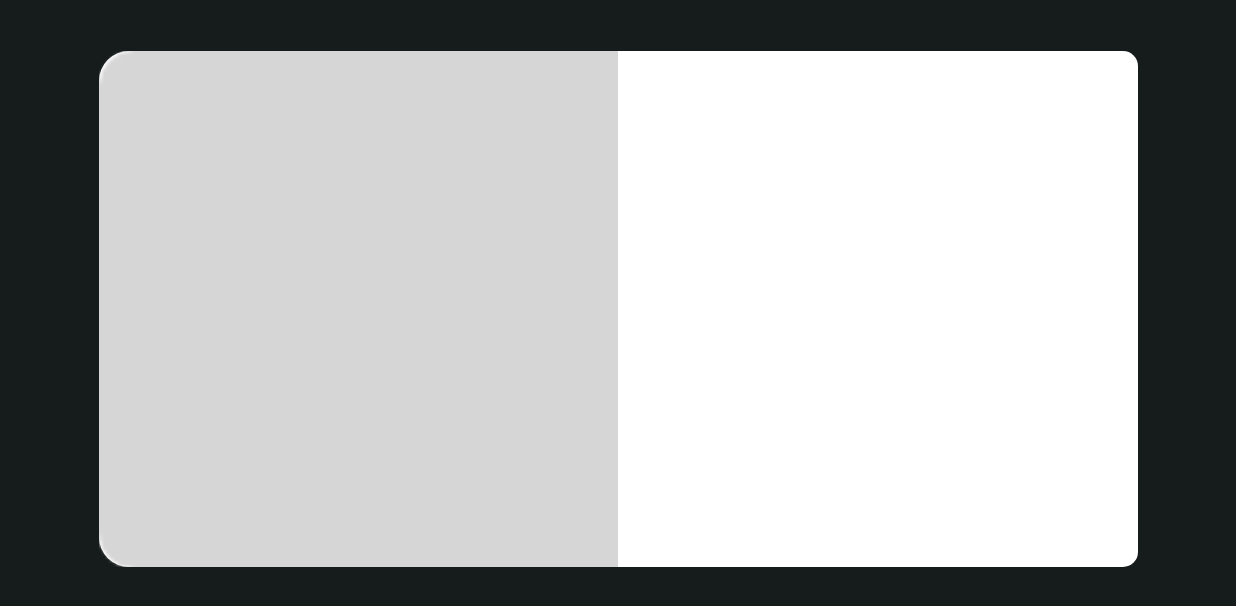
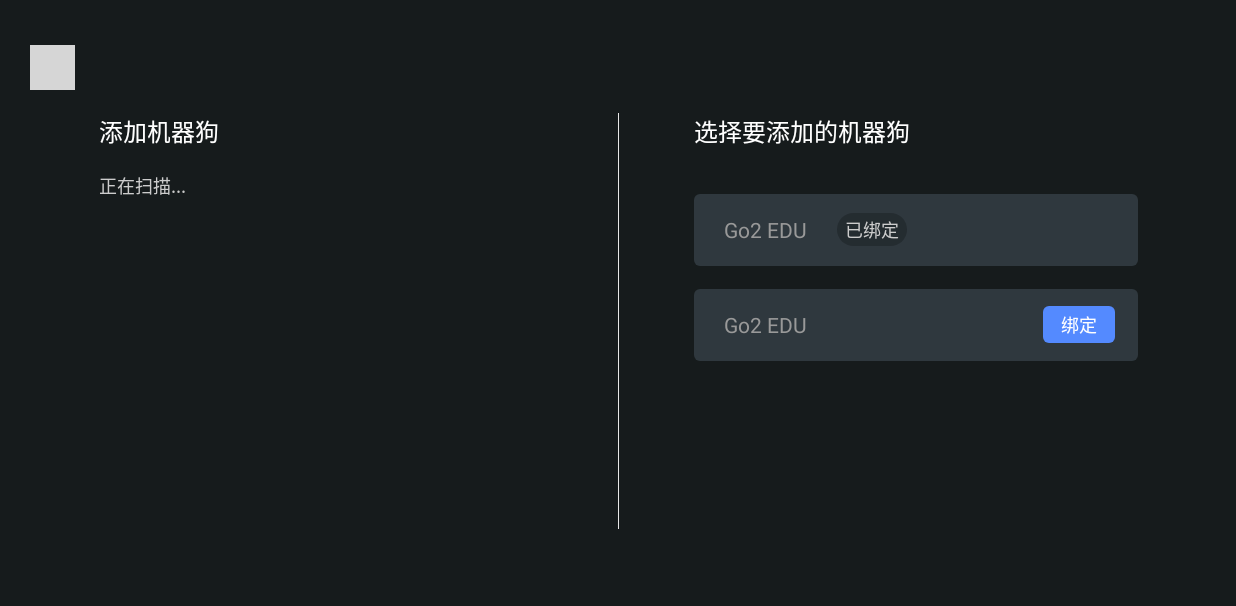
Before and after one commit to My2016dongbin/hhRobot, an Android app: the DeviceSearchActivity screen opened directly, with no data from a screen before it, on a phone screen of 824 x 412 dp (held sideways). Shown: the top 606 px of the screen. Run offline under Robolectric (Android 15) with nearby library versions, the phone set to English and light mode, and no system bars; our stand-ins replace EventBus, data binding; grey boxes are pictures that could not be loaded.

Commit message:
浩海机器人

```diff
--- a/app/src/main/AndroidManifest.xml
+++ b/app/src/main/AndroidManifest.xml
@@ -42,6 +42,9 @@
         <activity android:name=".ui.activity.DeviceSearchActivity"
             android:exported="true"
             android:screenOrientation="landscape"/>
+        <activity android:name=".ui.activity.DeviceListActivity"
+            android:exported="true"
+            android:screenOrientation="landscape"/>
         <activity android:name=".ui.activity.LaunchActivity"
             android:screenOrientation="landscape">
             <intent-filter>
--- a/app/src/main/java/com/ehaohai/robot/ui/activity/DeviceSearchActivity.java
+++ b/app/src/main/java/com/ehaohai/robot/ui/activity/DeviceSearchActivity.java
@@ -41,7 +41,7 @@ public class DeviceSearchActivity extends BaseLiveActivity<ActivityDeviceSearchB
         bind_();
     }
 
-    ///退出登录
+    ///UDP消息
     @Subscribe(threadMode = ThreadMode.MAIN)
     public void onGetMessage(UDPMessage event) {
         Date date = new Date();
@@ -51,16 +51,10 @@ public class DeviceSearchActivity extends BaseLiveActivity<ActivityDeviceSearchB
 
     @SuppressLint("UseCompatLoadingForDrawables")
     private void init_() {
-        Glide.with(this).load(getResources().getDrawable(R.drawable.dog))
-                .transform(new GranularRoundedCorners(10,0,0,10))
-                .into(binding.imageLeft);
-
-
         WifiManager wifiManager = (WifiManager) getApplicationContext().getSystemService(Context.WIFI_SERVICE);
         // 启动接收线程
         udpReceiver = new UDPReceiver(wifiManager);
         new Thread(udpReceiver).start();
-
     }
 
     private void bind_() {
@@ -99,6 +93,7 @@ public class DeviceSearchActivity extends BaseLiveActivity<ActivityDeviceSearchB
             View view = inflater.inflate(R.layout.item_message,null,false);
             TextView text = view.findViewById(R.id.text);
             text.setText(obtainViewModel().stringList.get(i));
+            text.setTextColor(getResources().getColor(R.color.gray1));
             binding.messageList.addView(view);
         }
     }
--- a/app/src/main/java/com/ehaohai/robot/ui/viewmodel/LoginViewModel.java
+++ b/app/src/main/java/com/ehaohai/robot/ui/viewmodel/LoginViewModel.java
@@ -150,9 +150,9 @@ public class LoginViewModel extends BaseViewModel {
                                 tagSet.add(userJsonObj.getString("id"));
                                 tagSet.add(userJsonObj.getString("gridNo"));
                                 //tagSet.add(userJsonObj.getString("groupId"));
-                                tagSet.add("wwyt_" + userJsonObj.getString("groupId"));
+                                tagSet.add("robot_" + userJsonObj.getString("groupId"));
                                 //tagSet.add(CommonData.pushFlag);
-                                tagSet.add("wwyt_20240205");
+                                tagSet.add("robot_20250321");
                                 XGPushManager.setTags(context, "setTag", tagSet);
 
 
--- a/app/src/main/java/com/ehaohai/robot/wifi/UDPReceiver.java
+++ b/app/src/main/java/com/ehaohai/robot/wifi/UDPReceiver.java
@@ -36,7 +36,7 @@ public class UDPReceiver implements Runnable {
                 InetAddress senderIp = packet.getAddress();
                 int senderPort = packet.getPort();
                 HhLog.e( "📩 收到 UDP 消息：" + message + " 来自 " + senderIp + ":" + senderPort);
-                processMessage(message);
+                processMessage(message,senderIp,senderPort);
             }
         } catch (Exception e) {
             e.printStackTrace();
@@ -44,9 +44,9 @@ public class UDPReceiver implements Runnable {
         }
     }
 
-    private void processMessage(String message) {
+    private void processMessage(String message,InetAddress senderIp,int senderPort) {
         // 处理接收到的消息，例如开关设备
-        EventBus.getDefault().post(new UDPMessage(message));
+        EventBus.getDefault().post(new UDPMessage("设备" + senderIp + ":" + senderPort + "\n" + message));
 
     }
 
--- /dev/null
+++ b/app/src/main/res/drawable/bg_bind.xml
@@ -0,0 +1,13 @@
+<?xml version="1.0" encoding="UTF-8"?>
+<shape
+    xmlns:android="http://schemas.android.com/apk/res/android"
+    android:shape="rectangle">
+    <!-- 填充的颜色 -->
+    <solid android:color="@color/colorBlackTrans" />
+    <!-- 设置按钮的四个角为弧形 -->
+    <!-- android:radius 弧形的半径 -->
+    <corners android:radius="16dp" />
+
+    <!-- padding：Button里面的文字与Button边界的间隔 -->
+
+</shape>
--- /dev/null
+++ b/app/src/main/res/drawable/bg_button_conner4.xml
@@ -0,0 +1,13 @@
+<?xml version="1.0" encoding="UTF-8"?>
+<shape
+    xmlns:android="http://schemas.android.com/apk/res/android"
+    android:shape="rectangle">
+    <!-- 填充的颜色 -->
+    <solid android:color="@color/colorPrimary" />
+    <!-- 设置按钮的四个角为弧形 -->
+    <!-- android:radius 弧形的半径 -->
+    <corners android:radius="4dp" />
+
+    <!-- padding：Button里面的文字与Button边界的间隔 -->
+
+</shape>
--- /dev/null
+++ b/app/src/main/res/drawable/black_input_bg.xml
@@ -0,0 +1,10 @@
+<?xml version="1.0" encoding="UTF-8"?>
+<shape
+    xmlns:android="http://schemas.android.com/apk/res/android"
+    android:shape="rectangle">
+
+    <corners android:radius="4dp" />
+    <solid android:color="@color/black_input_back"/>
+
+
+</shape>
--- a/app/src/main/res/layout/activity_device_search.xml
+++ b/app/src/main/res/layout/activity_device_search.xml
@@ -16,49 +16,163 @@
         android:background="@color/colorBlack"
         tools:context=".DeviceSearchActivity">
 
+        <ImageView
+            android:id="@+id/back"
+            android:layout_width="30dp"
+            android:layout_height="30dp"
+            android:layout_marginTop="30dp"
+            android:layout_marginStart="20dp"
+            android:padding="5dp"
+            android:src="@drawable/dog"
+            android:scaleType="fitXY"/>
+
 
         <LinearLayout
             android:layout_width="match_parent"
             android:layout_height="match_parent"
             android:layout_marginStart="66dp"
-            android:layout_marginTop="34dp"
+            android:layout_marginTop="50dp"
             android:layout_marginEnd="65dp"
-            android:layout_marginBottom="34dp"
-            android:background="@drawable/border_white">
+            android:layout_marginBottom="34dp">
 
-            <FrameLayout
+            <LinearLayout
+                android:orientation="vertical"
+                android:layout_width="0dp"
+                android:layout_height="match_parent"
+                android:layout_weight="8">
+                <TextView
+                    android:text="添加机器狗"
+                    android:textColor="@color/whiteColor"
+                    android:layout_marginTop="25dp"
+                    android:textSize="16sp"
+                    android:layout_width="wrap_content"
+                    android:layout_height="wrap_content"/>
+                <TextView
+                    android:text="正在扫描..."
+                    android:textColor="@color/gray1"
+                    android:layout_marginTop="15dp"
+                    android:textSize="12sp"
+                    android:layout_width="wrap_content"
+                    android:layout_height="wrap_content"/>
+
+                <ScrollView
+                    android:layout_width="match_parent"
+                    android:layout_height="match_parent"
+                    android:layout_marginTop="10dp"
+                    android:layout_marginEnd="10dp"
+                    android:layout_marginBottom="10dp"
+                    tools:ignore="SpeakableTextPresentCheck">
+
+                    <LinearLayout
+                        android:id="@+id/message_list"
+                        android:layout_width="match_parent"
+                        android:layout_height="wrap_content"
+                        android:orientation="vertical" />
+                </ScrollView>
+
+            </LinearLayout>
+            <View
+                android:layout_width="0.5dp"
+                android:layout_marginTop="25dp"
+                android:layout_marginBottom="25dp"
+                android:layout_height="match_parent"
+                android:background="@color/line_color"/>
+            <LinearLayout
+                android:orientation="vertical"
                 android:layout_width="0dp"
                 android:layout_height="match_parent"
                 android:layout_weight="8">
 
-                <ImageView
-                    android:id="@+id/image_left"
+                <TextView
+                    android:text="选择要添加的机器狗"
+                    android:layout_marginStart="50dp"
+                    android:layout_marginTop="25dp"
+                    android:textColor="@color/whiteColor"
+                    android:textSize="16sp"
+                    android:layout_width="wrap_content"
+                    android:layout_height="wrap_content"/>
+
+                <LinearLayout
                     android:layout_width="match_parent"
-                    android:layout_height="match_parent"
-                    android:scaleType="centerCrop" />
+                    android:layout_height="48dp"
+                    android:layout_marginTop="30dp"
+                    android:layout_marginStart="50dp"
+                    android:background="@drawable/black_input_bg"
+                    android:gravity="center_vertical"
+                    android:orientation="horizontal">
 
-                <ImageView
-                    android:id="@+id/back"
-                    android:layout_width="30dp"
-                    android:layout_height="30dp"
-                    android:layout_marginTop="20dp"
-                    android:layout_marginStart="20dp"
-                    android:padding="5dp"
-                    android:src="@drawable/dog"
-                    android:scaleType="fitXY"/>
+                    <EditText
+                        android:id="@+id/name1_edit"
+                        android:layout_width="wrap_content"
+                        android:layout_height="wrap_content"
+                        android:layout_gravity="center_vertical"
+                        android:layout_marginStart="20dp"
+                        android:layout_marginEnd="20dp"
+                        android:background="@color/black_input_back"
+                        android:hint="Go2 EDU"
+                        android:inputType="text"
+                        android:minHeight="48dp"
+                        android:textColor="@color/text_color12"
+                        android:textColorHint="@color/text_color9"
+                        android:textCursorDrawable="@drawable/edit_cursor_color"
+                        android:textSize="14sp"
+                        tools:ignore="TextContrastCheck" />
 
-            </FrameLayout>
+                    <TextView
+                        android:text="已绑定"
+                        android:textColor="@color/gray1"
+                        android:textSize="12sp"
+                        android:paddingStart="5dp"
+                        android:paddingEnd="5dp"
+                        android:paddingTop="2dp"
+                        android:paddingBottom="2dp"
+                        android:background="@drawable/bg_bind"
+                        android:layout_width="wrap_content"
+                        android:layout_height="wrap_content"/>
+                </LinearLayout>
 
-            <ScrollView
-                android:layout_width="0dp"
-                android:layout_height="match_parent"
-                android:layout_weight="8">
                 <LinearLayout
-                    android:id="@+id/message_list"
                     android:layout_width="match_parent"
-                    android:layout_height="wrap_content"
-                    android:orientation="vertical" />
-            </ScrollView>
+                    android:layout_height="48dp"
+                    android:layout_marginTop="15dp"
+                    android:layout_marginStart="50dp"
+                    android:background="@drawable/black_input_bg"
+                    android:gravity="center_vertical"
+                    android:orientation="horizontal">
+
+                    <EditText
+                        android:id="@+id/name2_edit"
+                        android:layout_width="0dp"
+                        android:layout_height="wrap_content"
+                        android:layout_gravity="center_vertical"
+                        android:layout_marginStart="20dp"
+                        android:layout_marginEnd="20dp"
+                        android:layout_weight="1"
+                        android:background="@color/black_input_back"
+                        android:hint="Go2 EDU"
+                        android:inputType="text"
+                        android:minHeight="48dp"
+                        android:textColor="@color/text_color12"
+                        android:textColorHint="@color/text_color9"
+                        android:textCursorDrawable="@drawable/edit_cursor_color"
+                        android:textSize="14sp"
+                        tools:ignore="TextContrastCheck" />
+
+                    <TextView
+                        android:text="绑定"
+                        android:textColor="@color/whiteColor"
+                        android:layout_marginEnd="15dp"
+                        android:textSize="12sp"
+                        android:paddingStart="12dp"
+                        android:paddingEnd="12dp"
+                        android:paddingTop="3dp"
+                        android:paddingBottom="3dp"
+                        android:background="@drawable/bg_button_conner4"
+                        android:layout_width="wrap_content"
+                        android:layout_height="wrap_content"/>
+                </LinearLayout>
+
+            </LinearLayout>
         </LinearLayout>
 
     </FrameLayout>
--- a/app/src/main/res/layout/item_message.xml
+++ b/app/src/main/res/layout/item_message.xml
@@ -6,7 +6,7 @@
     android:layout_height="match_parent">
     <TextView
         android:id="@+id/text"
-        android:layout_margin="10dp"
+        android:layout_marginTop="10dp"
         android:layout_width="match_parent"
         android:layout_height="wrap_content"/>
 </LinearLayout>
--- a/app/src/main/res/values/colors.xml
+++ b/app/src/main/res/values/colors.xml
@@ -104,6 +104,8 @@
     <color name="colorMultiRoutePrimary">#ED1F2131</color>
     <color name="colorWhite">#FFFFFFFF</color>
     <color name="colorBlack">#FF161B1C</color>
+    <color name="colorBlackTrans">#66161B1C</color>
+    <color name="colorBlackBG">#FF2E3647</color>
     <color name="colorBlackBlue">#FF142026</color>
     <color name="colorTextGray">#FFC7C9CB</color>
 
@@ -113,6 +115,7 @@
     <color name="solar_background">#009988</color>
 
     <color name="robot_input_back">#EBEFF2</color>
+    <color name="black_input_back">#2F383E</color>
     <color name="robot_main">#2299A2B7</color>
     <color name="robot_main_line">#22aabbcc</color>
 </resources>
```
Also changed, not shown: app/src/main/java/com/ehaohai/robot/model/Device.java (added, +67 -0 lines), app/src/main/java/com/ehaohai/robot/ui/activity/DeviceListActivity.java (added, +111 -0 lines), app/src/main/java/com/ehaohai/robot/ui/activity/LoginActivity.java (+4 -3 lines), app/src/main/java/com/ehaohai/robot/ui/viewmodel/DeviceListViewModel.java (added, +35 -0 lines), app/src/main/res/drawable/bg_device_list.xml (added, +13 -0 lines), app/src/main/res/drawable/bg_device_list_add.xml (added, +13 -0 lines), app/src/main/res/layout/activity_device_list.xml (added, +57 -0 lines), app/src/main/res/layout/item_device.xml (added, +70 -0 lines), app/src/main/res/layout/item_device_add.xml (added, +28 -0 lines).
